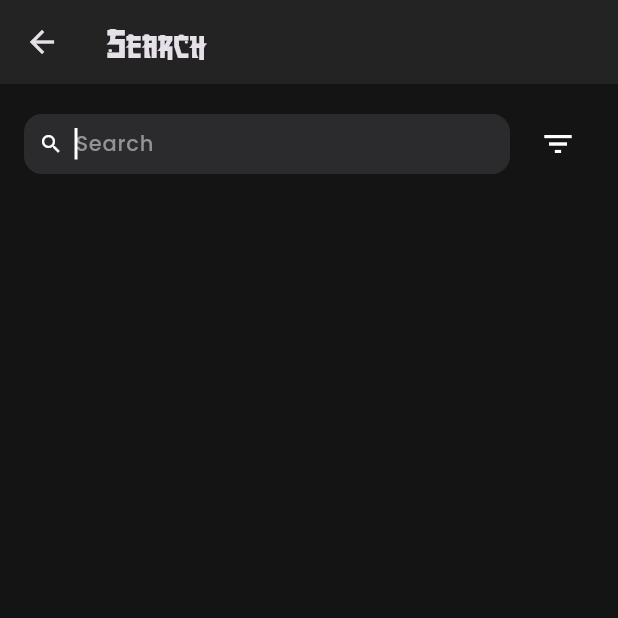
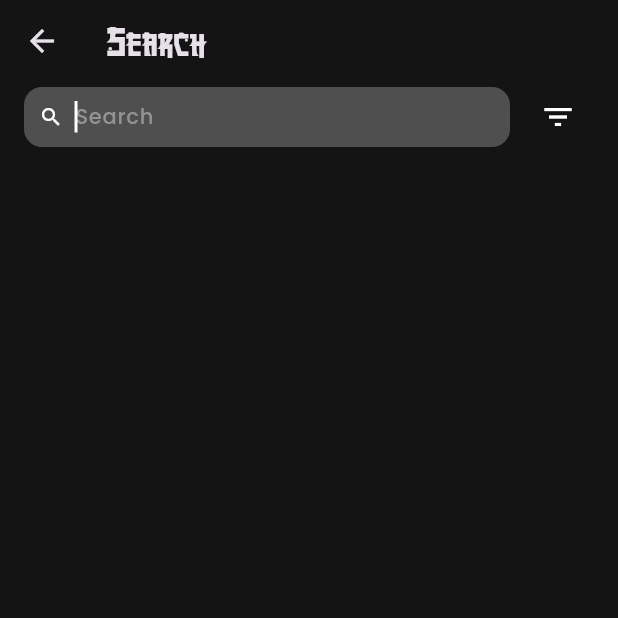
Before and after one commit to Dusk-afk/anime-explore, a Flutter app: the SearchPage screen opened directly, on a phone screen of 412 x 824 dp, the top half of it. Run offline on Flutter 3.47's test engine with Material 3 defaults, Android fonts, the phone set to English and light mode, and no system bars; drawn by our look-alikes of flutter_platform_widgets; our stand-ins replace bloc, cached_network_image, dio, equatable, flutter_bloc, share_plus and 1 more; network calls fail.

Commit message:
app bar with blur background

```diff
--- a/lib/presentation/search/search_page.dart
+++ b/lib/presentation/search/search_page.dart
@@ -1,3 +1,5 @@
+import 'dart:ui';
+
 import 'package:anime_explore/bloc/anime_search/anime_search_bloc.dart';
 import 'package:anime_explore/models/anime.dart';
 import 'package:anime_explore/models/anime_search_args.dart';
@@ -62,7 +64,13 @@ class _SearchPageState extends State<SearchPage>
               _focusNode.unfocus();
             },
             child: Scaffold(
-              appBar: AppBar(
+              appBar: PreferredSize(
+                preferredSize: Size(MediaQuery.of(context).size.width, 110),
+                child: ClipRRect(
+                  child: BackdropFilter(
+                    filter: ImageFilter.blur(sigmaX: 10, sigmaY: 10),
+                    child: AppBar(
+                      backgroundColor: TColors.darkBlack.withOpacity(0.8),
                       title: const Text(
                         "Search",
                         style: TextStyle(
@@ -70,11 +78,11 @@ class _SearchPageState extends State<SearchPage>
                           fontSize: TSizes.fontSizeXxl,
                         ),
                       ),
-              ),
-              body: Column(
-                children: [
-                  Padding(
-                    padding: const EdgeInsets.all(16),
+                      bottom: PreferredSize(
+                        preferredSize:
+                            Size(MediaQuery.of(context).size.width, 56),
+                        child: Padding(
+                          padding: const EdgeInsets.fromLTRB(16, 0, 16, 8),
                           child: Row(
                             children: [
                               Expanded(
@@ -96,11 +104,13 @@ class _SearchPageState extends State<SearchPage>
                             ],
                           ),
                         ),
-                  Expanded(
-                    child: _body(),
                       ),
-                ],
                     ),
+                  ),
+                ),
+              ),
+              extendBodyBehindAppBar: true,
+              body: _body(),
             ),
           );
         },
@@ -164,7 +174,7 @@ class _SearchPageState extends State<SearchPage>
 
   Widget _successWidget(PagedResponse<Anime> animes) {
     return Padding(
-      padding: const EdgeInsets.symmetric(horizontal: 16, vertical: 8),
+      padding: const EdgeInsets.symmetric(horizontal: 16, vertical: 0),
       child: ListView.builder(
         controller: _scrollController,
         itemCount: animes.data.length,
@@ -175,6 +185,7 @@ class _SearchPageState extends State<SearchPage>
               children: [
                 AnimeCard(anime),
                 if (animes.hasNextPage) PlatformCircularProgressIndicator(),
+                const SizedBox(height: 20),
               ],
             );
           }
--- a/lib/presentation/widgets/custom_search_bar.dart
+++ b/lib/presentation/widgets/custom_search_bar.dart
@@ -30,6 +30,7 @@ class CustomTextField extends StatelessWidget {
           decoration: InputDecoration(
             hintText: hintText,
             contentPadding: const EdgeInsets.only(left: 30),
+            fillColor: TColors.darkerGrey,
           ),
         ),
         const Positioned(
```
Also changed, not shown: lib/presentation/top_anime/top_anime_page.dart (+20 -7 lines). Lines whose indentation alone changed are shown as unchanged.
